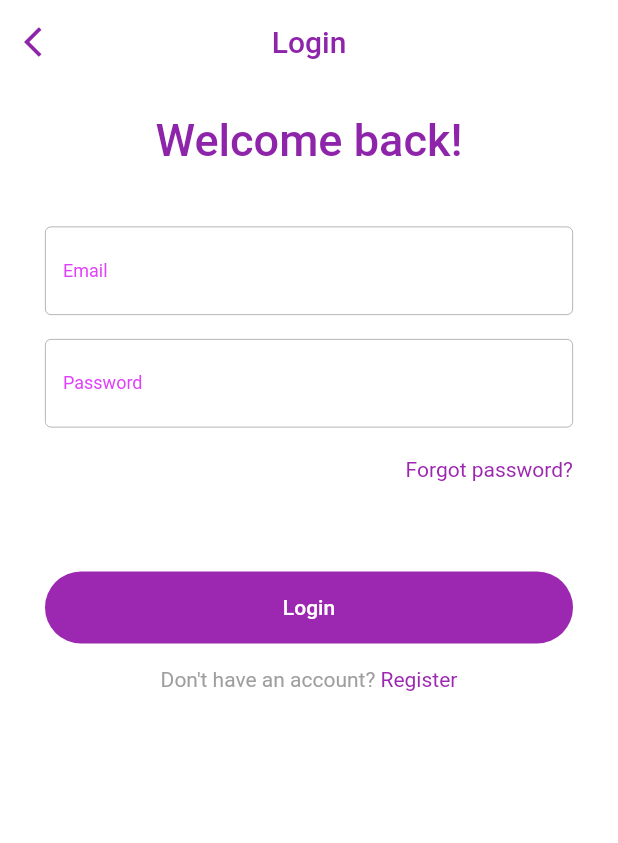
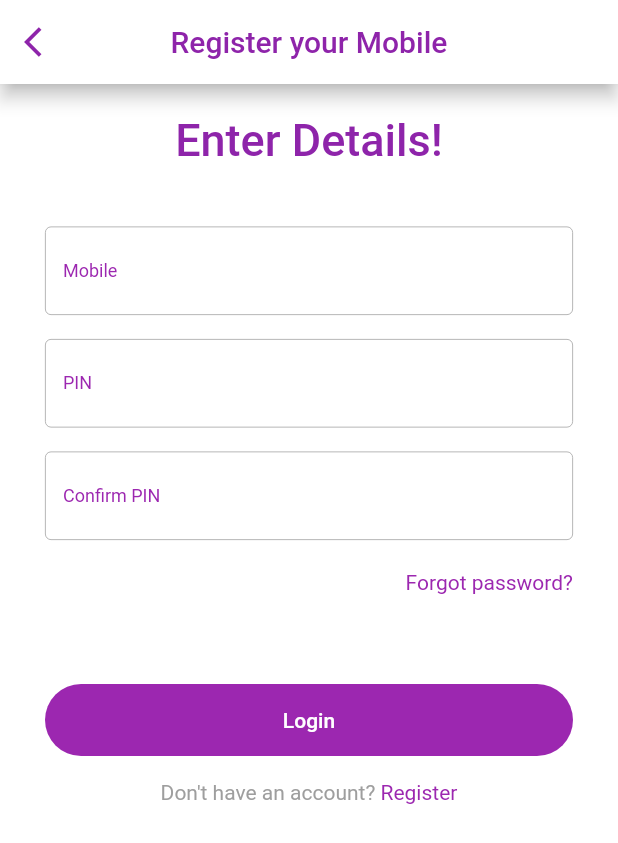
Before and after one commit to coolpepe17/gokullu2, a Flutter app: the LoginScreen screen opened directly, on a phone screen of 412 x 824 dp. Shown: the top 843 px of the screen. Run offline on Flutter 3.47's test engine with Material 2 defaults, Android fonts, the phone set to English and light mode, and no system bars; our stand-ins replace flutter_svg.

Commit message:
Mobile_register

```diff
--- a/lib/screen/home/widget/continue_button.dart
+++ b/lib/screen/home/widget/continue_button.dart
@@ -26,7 +26,7 @@ class ContinueButton extends StatelessWidget {
                   context,
                   MaterialPageRoute(
                     builder: (context) {
-                      return RegisterScreen();
+                      return LoginScreen();
                     },
                   ),
                 );
--- a/lib/screen/login/login_screen.dart
+++ b/lib/screen/login/login_screen.dart
@@ -16,7 +16,7 @@ class LoginScreen extends StatelessWidget {
         child: Column(
           crossAxisAlignment: CrossAxisAlignment.start,
           children: <Widget>[
-            WelcomeBack(),
+            MobileReg(),
             LoginForm(),
             Container(
               padding: const EdgeInsets.symmetric(horizontal: 30),
@@ -61,10 +61,10 @@ class LoginScreen extends StatelessWidget {
   AppBar buildAppBar(BuildContext context) {
     return AppBar(
       backgroundColor: mBackgroundColor,
-      elevation: 0,
+      elevation: 5,
       centerTitle: true,
       title: Text(
-        'Login',
+        'Register your Mobile',
         style: TextStyle(
           color: mPrimaryTextColor,
         ),
--- a/lib/screen/login/widget/input_text_field.dart
+++ b/lib/screen/login/widget/input_text_field.dart
@@ -8,12 +8,14 @@ class InputTextField extends StatelessWidget {
     this.onChange,
     this.password = false,
     this.hint,
+    this.number,
   }) : super(key: key);
 
   final String label;
   final String hint;
   final Function onChange;
   final bool password;
+  final String number;
 
   @override
   Widget build(BuildContext context) {
@@ -26,7 +28,7 @@ class InputTextField extends StatelessWidget {
         hintText: hint,
         hintStyle: TextStyle(fontSize: 12, color: Colors.grey),
         labelText: label,
-        labelStyle: TextStyle(fontSize: 12, color: Colors.purpleAccent),
+        labelStyle: TextStyle(fontSize: 12, color: Colors.purple),
         border: OutlineInputBorder(
             borderSide: BorderSide(
           color: mSecondColor,
--- a/lib/screen/login/widget/login_form.dart
+++ b/lib/screen/login/widget/login_form.dart
@@ -16,14 +16,23 @@ class LoginForm extends StatelessWidget {
       child: Column(
         children: <Widget>[
           InputTextField(
-            label: 'Email',
+            keyboardType: TextInputType.phone,
+            label: 'Mobile',
             onChange: (value) {},
           ),
           SizedBox(
             height: 16,
           ),
           InputTextField(
-            label: 'Password',
+            label: 'PIN',
+            password: true,
+            onChange: (value) {},
+          ),
+          SizedBox(
+            height: 16,
+          ),
+          InputTextField(
+            label: 'Confirm PIN',
             password: true,
             onChange: (value) {},
           ),
--- a/lib/screen/login/widget/welcome_back.dart
+++ b/lib/screen/login/widget/welcome_back.dart
@@ -1,8 +1,8 @@
 import 'package:flutter/material.dart';
 import 'package:gokullu/constant.dart';
 
-class WelcomeBack extends StatelessWidget {
-  const WelcomeBack({
+class MobileReg extends StatelessWidget {
+  const MobileReg({
     Key key,
   }) : super(key: key);
 
@@ -12,7 +12,7 @@ class WelcomeBack extends StatelessWidget {
       padding: const EdgeInsets.symmetric(horizontal: 30, vertical: 20),
       child: Center(
         child: Text(
-          'Welcome back!',
+          'Enter Details!',
           style: TextStyle(
             color: mPrimaryTextColor,
             fontSize: 30,
```
Also changed, not shown: pubspec.lock.
